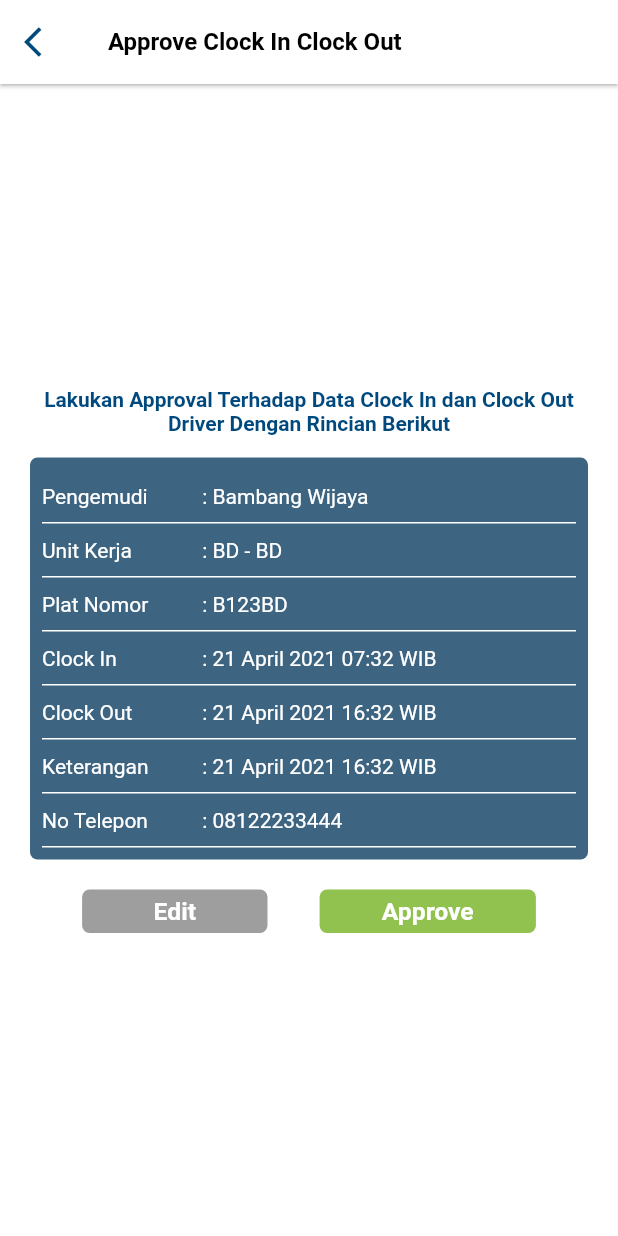
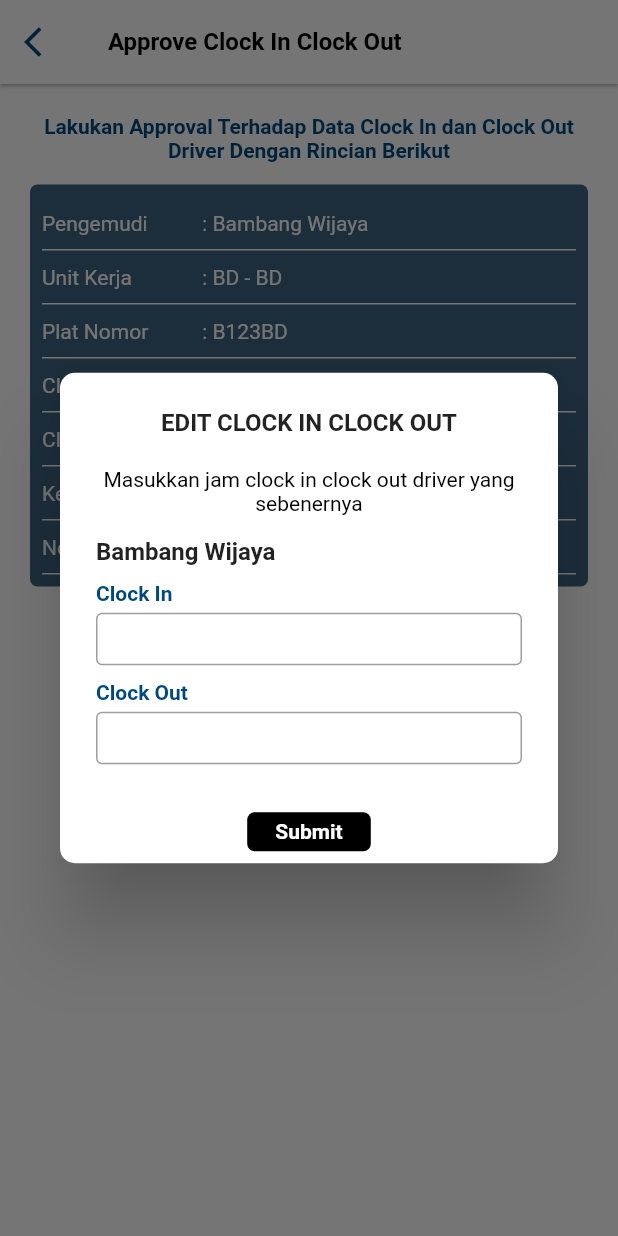
Before and after one commit to uzixCode/par-mobile, a Flutter app: the ApprovalCicoDetailPage screen opened directly, after a tap on "Edit", on a phone screen of 412 x 824 dp. Run offline on Flutter 3.47's test engine with Material 2 defaults, Android fonts, the phone set to English and light mode, and no system bars; our stand-ins replace dio, flutter_rating_bar, fluttertoast, get, percent_indicator.

Commit message:
fixing date time picker clock in & clock out

```diff
--- a/lib/views/suo/approval_cico_detail/components/body.dart
+++ b/lib/views/suo/approval_cico_detail/components/body.dart
@@ -1,6 +1,7 @@
 import 'package:flutter/material.dart';
 import 'package:get/get.dart';
 import 'package:par_mobile/constants/all_color.dart';
+import 'package:par_mobile/views/suo/approval_cico_detail/components/edit_cico_dialog.dart';
 import 'package:par_mobile/widgets/rectangle_button.dart';
 import 'package:par_mobile/widgets/tablerow_content.dart';
 
@@ -12,6 +13,7 @@ class Body extends StatelessWidget {
     return SafeArea(
       child: Padding(
         padding: const EdgeInsets.all(20),
+        child: SingleChildScrollView(
           child: Column(
             crossAxisAlignment: CrossAxisAlignment.center,
             mainAxisAlignment: MainAxisAlignment.center,
@@ -19,28 +21,49 @@ class Body extends StatelessWidget {
               Text(
                 "Lakukan Approval Terhadap Data Clock In dan Clock Out Driver Dengan Rincian Berikut",
                 textAlign: TextAlign.center,
-              style: TextStyle(color: allColor.primary, fontWeight: FontWeight.bold),
+                style: TextStyle(
+                    color: allColor.primary, fontWeight: FontWeight.bold),
               ),
               const SizedBox(
                 height: 15,
               ),
               Container(
-              decoration: BoxDecoration(color: allColor.secondary, borderRadius: BorderRadius.circular(5)),
+                decoration: BoxDecoration(
+                    color: allColor.secondary,
+                    borderRadius: BorderRadius.circular(5)),
                 child: Padding(
                   padding: const EdgeInsets.all(8.0),
                   child: Table(
                     columnWidths: const {1: FractionColumnWidth(0.7)},
                     children: [
-                    tableRowContent(title: 'Pengemudi', valueContent: 'Bambang Wijaya', isCustomContent: false),
-                    tableRowContent(title: 'Unit Kerja', valueContent: 'BD - BD', isCustomContent: false),
-                    tableRowContent(title: 'Plat Nomor', valueContent: 'B123BD', isCustomContent: false),
                       tableRowContent(
-                        title: 'Clock In', valueContent: '21 April 2021 07:32 WIB', isCustomContent: false),
+                          title: 'Pengemudi',
+                          valueContent: 'Bambang Wijaya',
+                          isCustomContent: false),
                       tableRowContent(
-                        title: 'Clock Out', valueContent: '21 April 2021 16:32 WIB', isCustomContent: false),
+                          title: 'Unit Kerja',
+                          valueContent: 'BD - BD',
+                          isCustomContent: false),
                       tableRowContent(
-                        title: 'Keterangan', valueContent: '21 April 2021 16:32 WIB', isCustomContent: false),
-                    tableRowContent(title: 'No Telepon', valueContent: '08122233444', isCustomContent: false),
+                          title: 'Plat Nomor',
+                          valueContent: 'B123BD',
+                          isCustomContent: false),
+                      tableRowContent(
+                          title: 'Clock In',
+                          valueContent: '21 April 2021 07:32 WIB',
+                          isCustomContent: false),
+                      tableRowContent(
+                          title: 'Clock Out',
+                          valueContent: '21 April 2021 16:32 WIB',
+                          isCustomContent: false),
+                      tableRowContent(
+                          title: 'Keterangan',
+                          valueContent: '21 April 2021 16:32 WIB',
+                          isCustomContent: false),
+                      tableRowContent(
+                          title: 'No Telepon',
+                          valueContent: '08122233444',
+                          isCustomContent: false),
                     ],
                   ),
                 ),
@@ -55,12 +78,22 @@ class Body extends StatelessWidget {
                   SizedBox(
                     width: Get.width * 0.3,
                     child: RectangleButton(
-                    onTap: () {},
+                      onTap: () {
+                        showDialog<void>(
+                          context: context,
+                          builder: (BuildContext context) {
+                            return EditClockInOutDialog();
+                          },
+                        );
+                      },
                       color: Colors.grey,
                       alignment: Alignment.center,
                       child: Text(
                         "Edit",
-                      style: TextStyle(fontSize: Get.width * 0.04, color: Colors.white, fontWeight: FontWeight.bold),
+                        style: TextStyle(
+                            fontSize: Get.width * 0.04,
+                            color: Colors.white,
+                            fontWeight: FontWeight.bold),
                       ),
                     ),
                   ),
@@ -72,7 +105,10 @@ class Body extends StatelessWidget {
                       alignment: Alignment.center,
                       child: Text(
                         "Approve",
-                      style: TextStyle(fontSize: Get.width * 0.04, color: Colors.white, fontWeight: FontWeight.bold),
+                        style: TextStyle(
+                            fontSize: Get.width * 0.04,
+                            color: Colors.white,
+                            fontWeight: FontWeight.bold),
                       ),
                     ),
                   ),
@@ -81,6 +117,7 @@ class Body extends StatelessWidget {
             ],
           ),
         ),
+      ),
     );
   }
 }
--- /dev/null
+++ b/lib/views/suo/approval_cico_detail/components/edit_cico_dialog.dart
@@ -0,0 +1,127 @@
+import 'package:flutter/material.dart';
+import 'package:get/get.dart';
+import 'package:get/instance_manager.dart';
+import 'package:par_mobile/constants/all_color.dart';
+import 'package:par_mobile/controllers/suo/approval/approval_cico_detail_controller.dart';
+import 'package:par_mobile/widgets/rectangle_button.dart';
+
+class EditClockInOutDialog extends StatelessWidget {
+  const EditClockInOutDialog({Key? key}) : super(key: key);
+
+  @override
+  Widget build(BuildContext context) {
+    ApprovalCicoDetailController controller = ApprovalCicoDetailController();
+
+    return AlertDialog(
+      title: const Text(
+        'EDIT CLOCK IN CLOCK OUT',
+        textAlign: TextAlign.center,
+        style: TextStyle(fontWeight: FontWeight.bold, fontSize: 16),
+      ),
+      content: Obx(
+        () => SingleChildScrollView(
+          child: Column(
+            mainAxisSize: MainAxisSize.min,
+            crossAxisAlignment: CrossAxisAlignment.start,
+            children: [
+              const Text(
+                "Masukkan jam clock in clock out driver yang sebenernya",
+                textAlign: TextAlign.center,
+                style: TextStyle(fontSize: 14, color: Colors.black),
+              ),
+              const SizedBox(
+                height: 15,
+              ),
+              const Text(
+                "Bambang Wijaya",
+                style: TextStyle(fontWeight: FontWeight.bold, fontSize: 16),
+              ),
+              const SizedBox(
+                height: 10,
+              ),
+              Text(
+                "Clock In",
+                style: TextStyle(
+                    color: allColor.primary,
+                    fontSize: 14,
+                    fontWeight: FontWeight.bold),
+              ),
+              const SizedBox(
+                height: 5,
+              ),
+              TextFormField(
+                controller: controller.txtClockIn.value,
+                onTap: () {
+                  showDatePicker(
+                          context: context,
+                          initialDate: DateTime.now(),
+                          firstDate: DateTime(2000),
+                          lastDate: DateTime(2050))
+                      .then((value) {
+                    controller.setDateClockIn(value);
+                    showTimePicker(
+                            context: context, initialTime: TimeOfDay.now())
+                        .then((timeValue) =>
+                            controller.setTimeClockIn(timeValue));
+                  });
+                },
+                decoration: const InputDecoration(isDense: true),
+              ),
+              const SizedBox(
+                height: 10,
+              ),
+              Text(
+                "Clock Out",
+                style: TextStyle(
+                    color: allColor.primary,
+                    fontSize: 14,
+                    fontWeight: FontWeight.bold),
+              ),
+              const SizedBox(
+                height: 5,
+              ),
+              TextFormField(
+                controller: controller.txtClockOut.value,
+                onTap: () {
+                  showDatePicker(
+                          context: context,
+                          initialDate: DateTime.now(),
+                          firstDate: DateTime(2000),
+                          lastDate: DateTime(2050))
+                      .then((value) {
+                    controller.setDateClockOut(value);
+                    showTimePicker(
+                            context: context, initialTime: TimeOfDay.now())
+                        .then((timeValue) =>
+                            controller.setTimeClockOut(timeValue));
+                  });
+                },
+                decoration: const InputDecoration(isDense: true),
+              ),
+            ],
+          ),
+        ),
+      ),
+      actions: <Widget>[
+        Center(
+          child: SizedBox(
+            width: Get.width * 0.2,
+            child: RectangleButton(
+                onTap: () {
+                  Navigator.pop(context);
+                },
+                color: Colors.black,
+                child: const Text(
+                  "Submit",
+                  textAlign: TextAlign.center,
+                  style: TextStyle(
+                      fontSize: 14,
+                      color: Colors.white,
+                      fontWeight: FontWeight.bold),
+                )),
+          ),
+        ),
+      ],
+    );
+  }
+}
```
Also changed, not shown: lib/controllers/suo/approval/approval_cico_detail_controller.dart (added, +59 -0 lines). Lines whose indentation alone changed are shown as unchanged.
